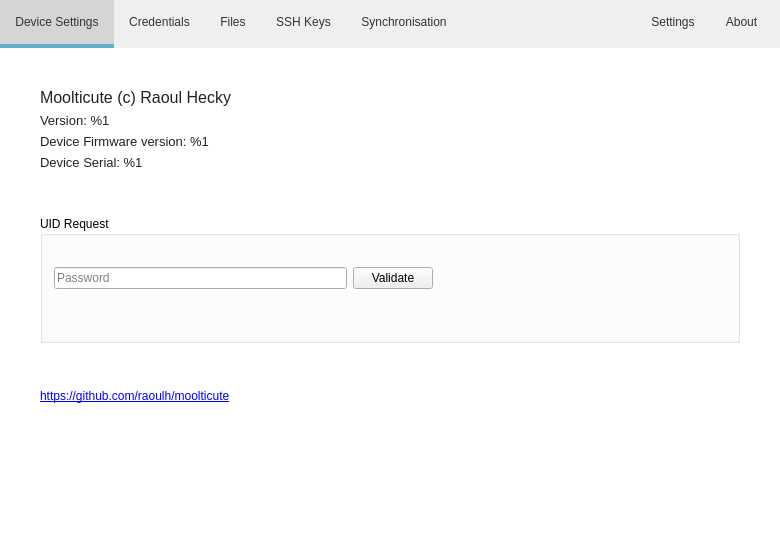
The window that src/MainWindow.ui (mooltipass/moolticute) describes before a commit, drawn with Qt 5.
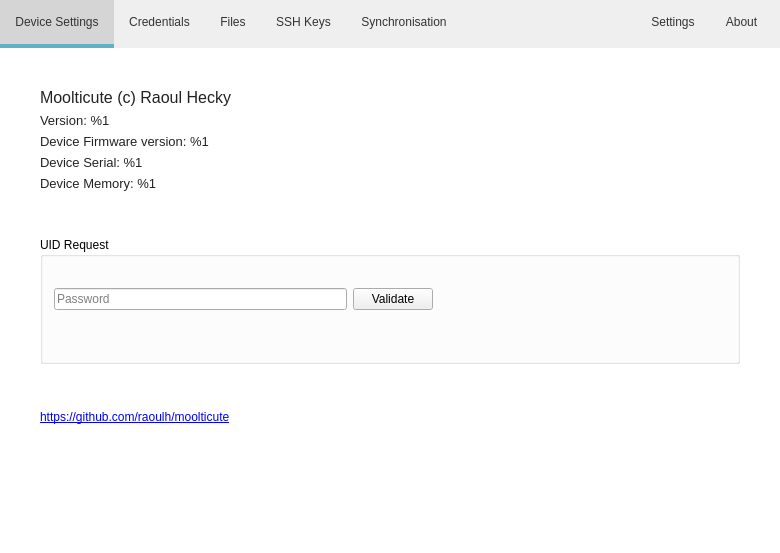
The same window after the commit. The open tabs and pages were chosen to show the change. Icons and pictures are not drawn. Custom widgets are drawn as their Qt base class.

Diff of the .ui file:
```diff
--- a/src/MainWindow.ui
+++ b/src/MainWindow.ui
@@ -1554,6 +1554,18 @@
           </property>
          </widget>
         </item>
+        <item>
+         <widget class="QLabel" name="labelAbouHwMemory">
+          <property name="font">
+           <font>
+            <pointsize>10</pointsize>
+           </font>
+          </property>
+          <property name="text">
+           <string>Device Memory: %1</string>
+          </property>
+         </widget>
+        </item>
         <item>
          <spacer name="verticalSpacer_15">
           <property name="orientation">
```
Left out of the diff: 4 changed lines with no effect on the pictures.
